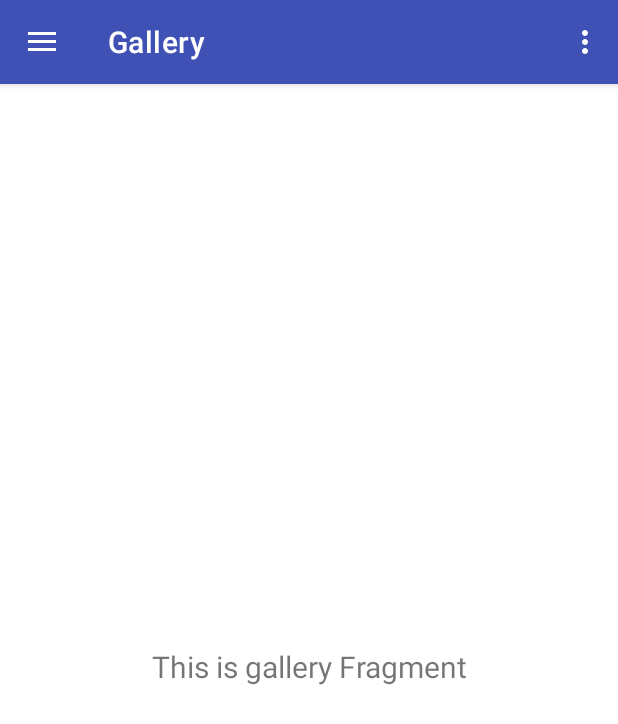
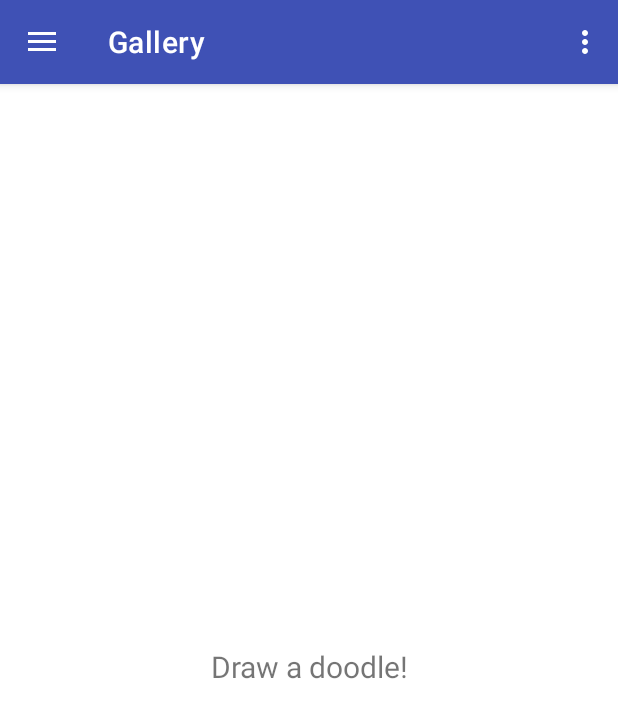
Before and after one commit to To-Doodle/To-Doodle, an Android app: the MainActivity screen opened directly, with no data from a screen before it, in the side drawer, after a tap on "Gallery", on a phone screen of 412 x 824 dp. Shown: the top 724 px of the screen. Run offline under Robolectric (Android 15) with nearby library versions, the light colour scheme and no system bars; our stand-ins replace Room's generated code, navigation-ui.

Commit message:
Rename gallery classes and file to doodle

```diff
--- a/app/src/main/java/ca/uwaterloo/cs/todoodle/ui/gallery/GalleryFragment.kt
+++ b/app/src/main/java/ca/uwaterloo/cs/todoodle/ui/doodle/DoodleFragment.kt
@@ -1,4 +1,4 @@
-package ca.uwaterloo.cs.todoodle.ui.gallery
+package ca.uwaterloo.cs.todoodle.ui.doodle
 
 import android.os.Bundle
 import android.view.LayoutInflater
@@ -7,11 +7,11 @@ import android.view.ViewGroup
 import android.widget.TextView
 import androidx.fragment.app.Fragment
 import androidx.lifecycle.ViewModelProvider
-import ca.uwaterloo.cs.todoodle.databinding.FragmentGalleryBinding
+import ca.uwaterloo.cs.todoodle.databinding.FragmentDoodleBinding
 
-class GalleryFragment : Fragment() {
+class DoodleFragment : Fragment() {
 
-    private var _binding: FragmentGalleryBinding? = null
+    private var _binding: FragmentDoodleBinding? = null
 
     // This property is only valid between onCreateView and
     // onDestroyView.
@@ -23,9 +23,9 @@ class GalleryFragment : Fragment() {
         savedInstanceState: Bundle?
     ): View {
         val galleryViewModel =
-            ViewModelProvider(this).get(GalleryViewModel::class.java)
+            ViewModelProvider(this).get(DoodleViewModel::class.java)
 
-        _binding = FragmentGalleryBinding.inflate(inflater, container, false)
+        _binding = FragmentDoodleBinding.inflate(inflater, container, false)
         val root: View = binding.root
 
         val textView: TextView = binding.textGallery
--- a/app/src/main/java/ca/uwaterloo/cs/todoodle/ui/gallery/GalleryViewModel.kt
+++ b/app/src/main/java/ca/uwaterloo/cs/todoodle/ui/doodle/DoodleViewModel.kt
@@ -1,13 +1,13 @@
-package ca.uwaterloo.cs.todoodle.ui.gallery
+package ca.uwaterloo.cs.todoodle.ui.doodle
 
 import androidx.lifecycle.LiveData
 import androidx.lifecycle.MutableLiveData
 import androidx.lifecycle.ViewModel
 
-class GalleryViewModel : ViewModel() {
+class DoodleViewModel : ViewModel() {
 
     private val _text = MutableLiveData<String>().apply {
-        value = "This is gallery Fragment"
+        value = "Draw a doodle!"
     }
     val text: LiveData<String> = _text
 }
--- a/app/src/main/res/layout/fragment_gallery.xml
+++ b/app/src/main/res/layout/fragment_doodle.xml
@@ -4,7 +4,7 @@
     xmlns:tools="http://schemas.android.com/tools"
     android:layout_width="match_parent"
     android:layout_height="match_parent"
-    tools:context=".ui.gallery.GalleryFragment">
+    tools:context=".ui.doodle.DoodleFragment">
 
     <TextView
         android:id="@+id/text_gallery"
--- a/app/src/main/res/navigation/mobile_navigation.xml
+++ b/app/src/main/res/navigation/mobile_navigation.xml
@@ -13,9 +13,9 @@
 
     <fragment
         android:id="@+id/nav_gallery"
-        android:name="ca.uwaterloo.cs.todoodle.ui.gallery.GalleryFragment"
+        android:name="ca.uwaterloo.cs.todoodle.ui.doodle.DoodleFragment"
         android:label="@string/menu_gallery"
-        tools:layout="@layout/fragment_gallery" />
+        tools:layout="@layout/fragment_doodle" />
 
     <fragment
         android:id="@+id/nav_slideshow"
```
